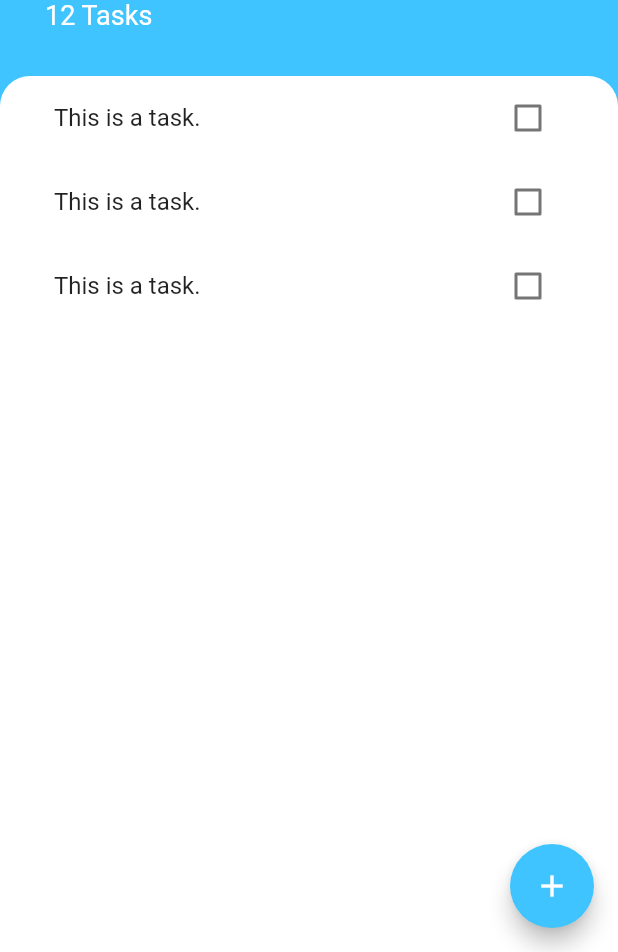
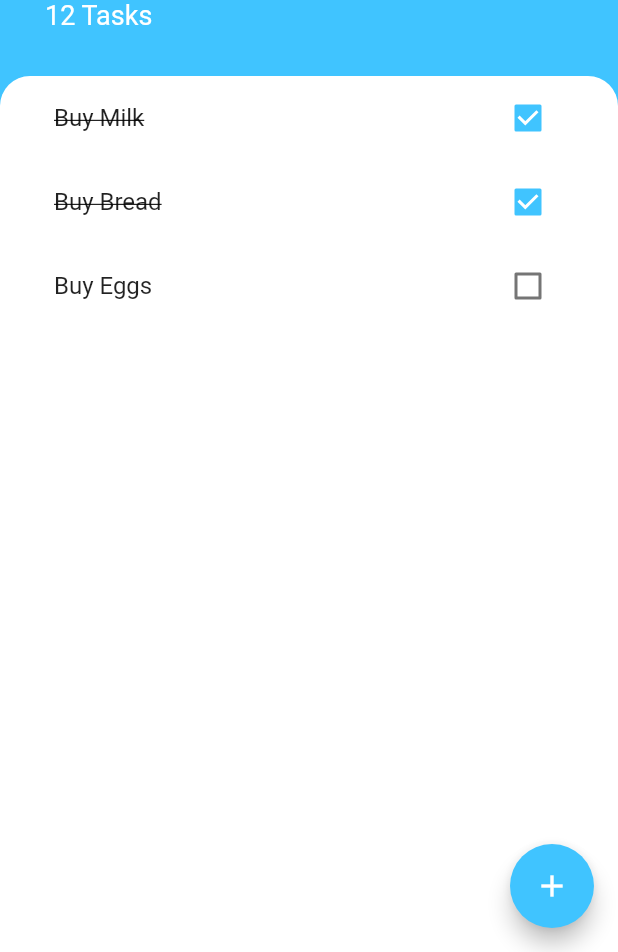
Before and after one commit to rxsh96/todoye-flutter, a Flutter app: the screen it shows after launch, on a phone screen of 412 x 824 dp, the part 284-1236 px from its top. Run offline on Flutter 3.47's test engine with Material 2 defaults, Android fonts, the phone set to English and light mode, and no system bars.

Commit message:
dynamic list view

```diff
--- /dev/null
+++ b/lib/models/task.dart
@@ -0,0 +1,11 @@
+class Task{
+  final String name;
+  bool isDone;
+
+  Task({this.name, this.isDone});
+
+  void toggleDone(){
+    isDone = !isDone;
+  }
+
+}
--- a/lib/widgets/task_tile.dart
+++ b/lib/widgets/task_tile.dart
@@ -1,44 +1,25 @@
 import 'package:flutter/material.dart';
 
-class TaskTile extends StatefulWidget {
-  @override
-  _TaskTileState createState() => _TaskTileState();
-}
+class TaskTile extends StatelessWidget {
+  TaskTile({this.taskTitle, this.isChecked, this.checkboxCallback});
 
-class _TaskTileState extends State<TaskTile> {
-  bool isChecked = false;
+  final String taskTitle;
+  final bool isChecked;
+  final Function checkboxCallback;
 
   @override
   Widget build(BuildContext context) {
     return ListTile(
       title: Text(
-        'This is a task.',
+        taskTitle,
         style: TextStyle(
             decoration: isChecked ? TextDecoration.lineThrough : null),
       ),
-      trailing: TaskCheckbox(
-        checkboxState: isChecked,
-        toggleCheckboxState: (bool checkboxState) {
-          setState(() {
-            isChecked = checkboxState;
-          });
-        },
+      trailing: Checkbox(
+        activeColor: Colors.lightBlueAccent,
+        value: isChecked,
+        onChanged: checkboxCallback,
       ),
     );
   }
 }
-
-class TaskCheckbox extends StatelessWidget {
-  TaskCheckbox({this.checkboxState, this.toggleCheckboxState});
-
-  final bool checkboxState;
-  final Function toggleCheckboxState;
-
-  @override
-  Widget build(BuildContext context) {
-    return Checkbox(
-        activeColor: Colors.lightBlueAccent,
-        value: checkboxState,
-        onChanged: toggleCheckboxState);
-  }
-}
--- a/lib/widgets/tasks_list.dart
+++ b/lib/widgets/tasks_list.dart
@@ -1,15 +1,34 @@
 import 'package:flutter/material.dart';
+import 'package:todoey_flutter/models/task.dart';
 import 'package:todoey_flutter/widgets/task_tile.dart';
 
-class TasksList extends StatelessWidget {
+class TasksList extends StatefulWidget {
+  @override
+  _TasksListState createState() => _TasksListState();
+}
+
+class _TasksListState extends State<TasksList> {
+  List<Task> tasks = [
+    Task(name: 'Buy Milk', isDone: true),
+    Task(name: 'Buy Bread', isDone: true),
+    Task(name: 'Buy Eggs', isDone: false),
+  ];
+
   @override
   Widget build(BuildContext context) {
-    return ListView(
-      children: <Widget>[
-        TaskTile(),
-        TaskTile(),
-        TaskTile(),
-      ],
+    return ListView.builder(
+      itemBuilder: (context, index) {
+        return TaskTile(
+          taskTitle: tasks[index].name,
+          isChecked: tasks[index].isDone,
+          checkboxCallback: (checkboxState) {
+            setState(() {
+              tasks[index].toggleDone();
+            });
+          },
+        );
+      },
+      itemCount: tasks.length,
     );
   }
 }
```
